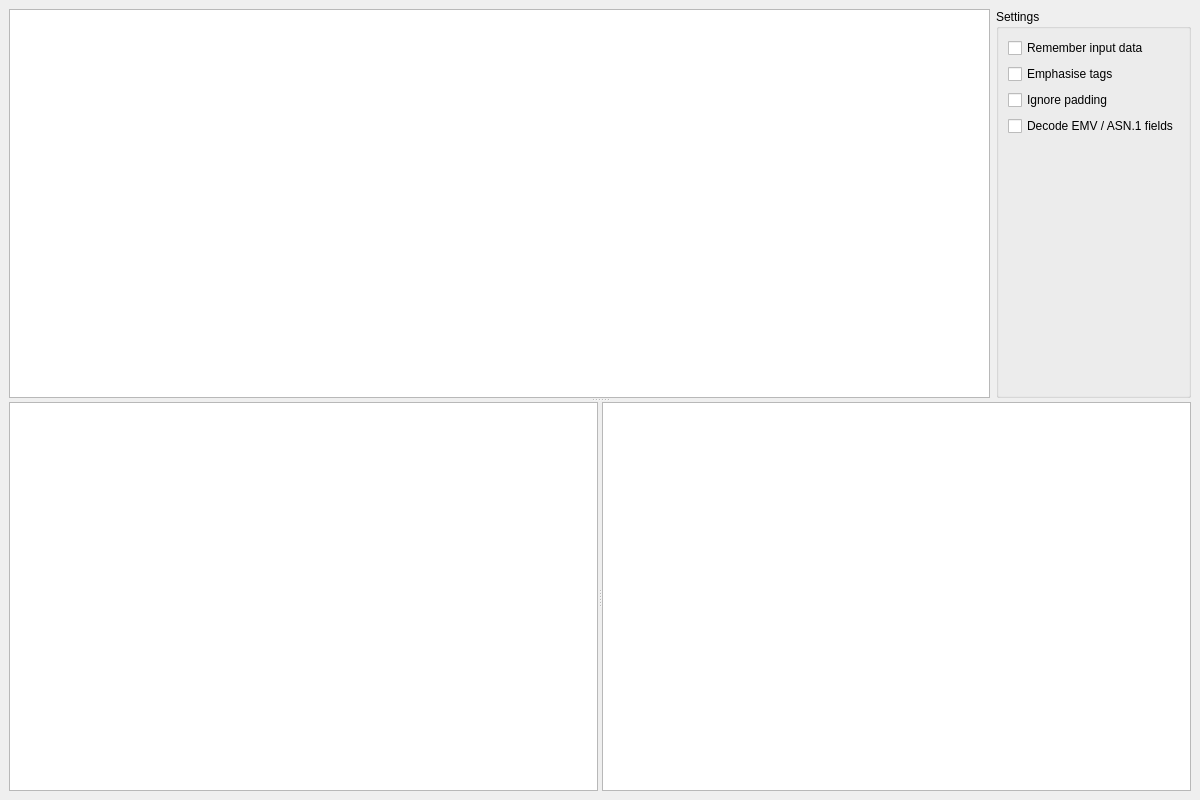
Qt form viewer/emv-viewer-mainwindow.ui (openemv/emv-utils) before a commit.
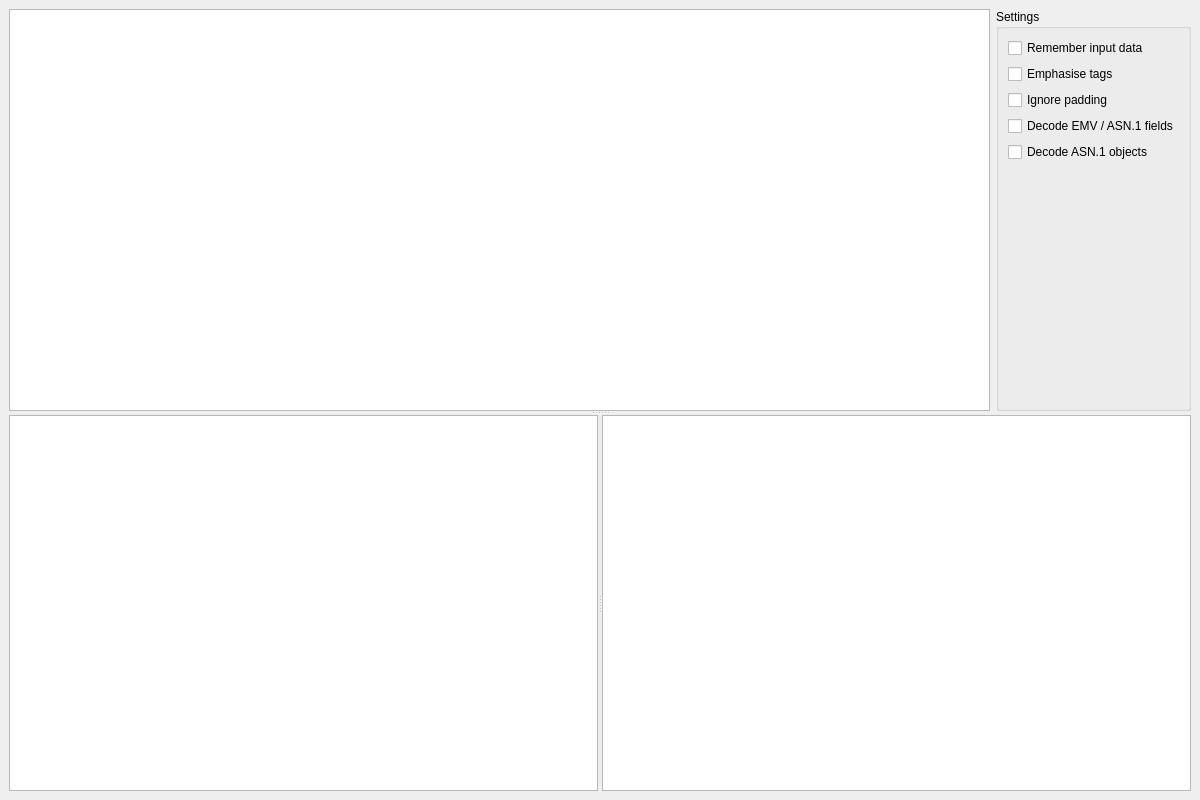
The same form after that commit. Custom widgets are drawn as their Qt base class.

Commit message:
Implement separate decode objects checkbox for emv-viewer
The identification, decoding and rendering of ASN.1 objects was
previously governed by the same checkbox that governs EMV / ASN.1 field
decoding. Instead, every EmvTreeItem instance will now have a separate
string that is only populated when it is an object, and know when to
hide itself when it is the first member of an object.

The edit to the form file:
```diff
--- a/viewer/emv-viewer-mainwindow.ui
+++ b/viewer/emv-viewer-mainwindow.ui
@@ -89,6 +89,16 @@
              </property>
             </widget>
            </item>
+           <item>
+            <widget class="QCheckBox" name="decodeObjectsCheckBox">
+             <property name="toolTip">
+              <string>&lt;html&gt;&lt;head/&gt;&lt;body&gt;&lt;p&gt;Decode ASN.1 objects that start with an OID field and contain at least one other member. Disable to view the object structure as-is.&lt;/p&gt;&lt;/body&gt;&lt;/html&gt;</string>
+             </property>
+             <property name="text">
+              <string>Decode ASN.1 objects</string>
+             </property>
+            </widget>
+           </item>
            <item>
             <spacer name="settingsVerticalSpacer">
              <property name="orientation">
```
Left out of the diff: 2 changed lines with no effect on the pictures. The commit also changes 6 other files.
